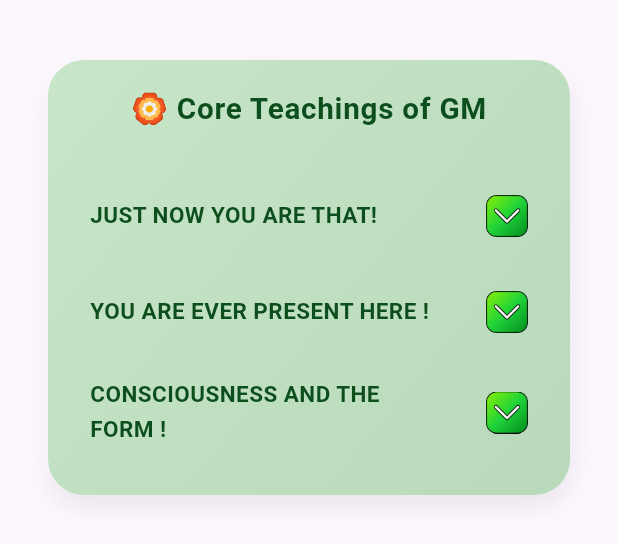
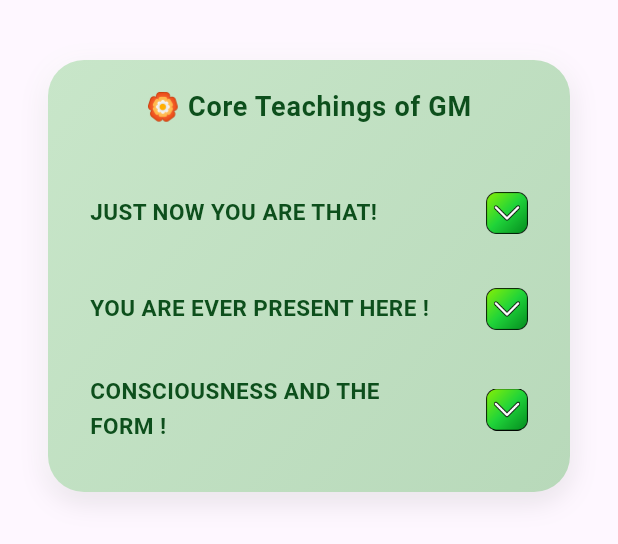
Before and after one commit to vidyasekaran/nondual_app12, a Flutter app: the MyPage widget shown alone on an empty page, opened directly, on a phone screen of 412 x 824 dp. Shown: the top 544 px of the screen. Run offline on Flutter 3.47's test engine with Material 3 defaults, Android fonts, the phone set to English and light mode, and no system bars; our stand-ins replace animated_text_kit, font_awesome_flutter, google_fonts, image_picker, just_audio, lucide_icons and 1 more; missing offline and left inert: in_app_update; accounts and stored records are empty; network calls fail.

Commit message:
remaining commits

```diff
--- a/lib/screens/my_page.dart
+++ b/lib/screens/my_page.dart
@@ -18,8 +18,6 @@ class MyPage extends StatelessWidget {
 
   @override
   Widget build(BuildContext context) {
-    final scale = (MediaQuery.of(context).size.width / 375).clamp(0.9, 1.2);
-
     return FutureBuilder(
       future: Future.wait([loadTeaching1(), loadTeaching2(), loadTeaching3()]),
       builder: (context, snapshot) {
@@ -69,14 +67,13 @@ class MyPage extends StatelessWidget {
                         ),
                       ],
                     ),
-
                     child: Column(
                       crossAxisAlignment: CrossAxisAlignment.center,
                       children: [
                         Text(
                           "🏵️ Core Teachings of GM",
                           style: TextStyle(
-                            fontSize: 18 * scale,
+                            fontSize: 18,
                             height: 1.2,
                             fontWeight: FontWeight.bold,
                             color: const Color(
```
Also changed, not shown: 1 other file.
